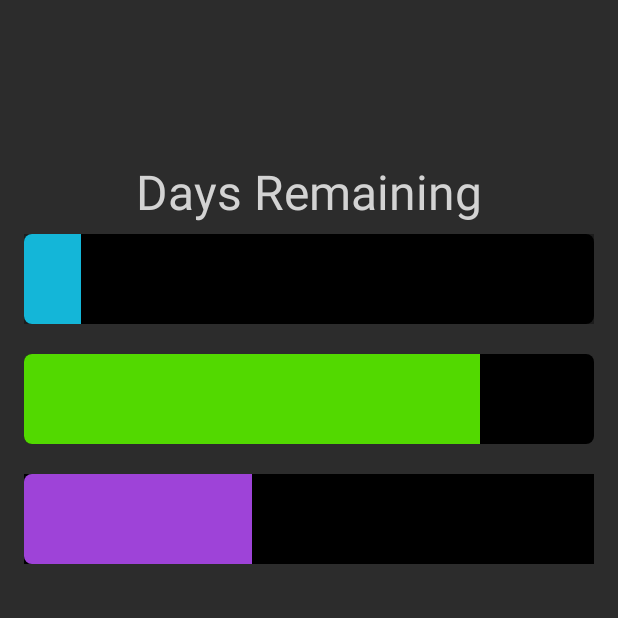
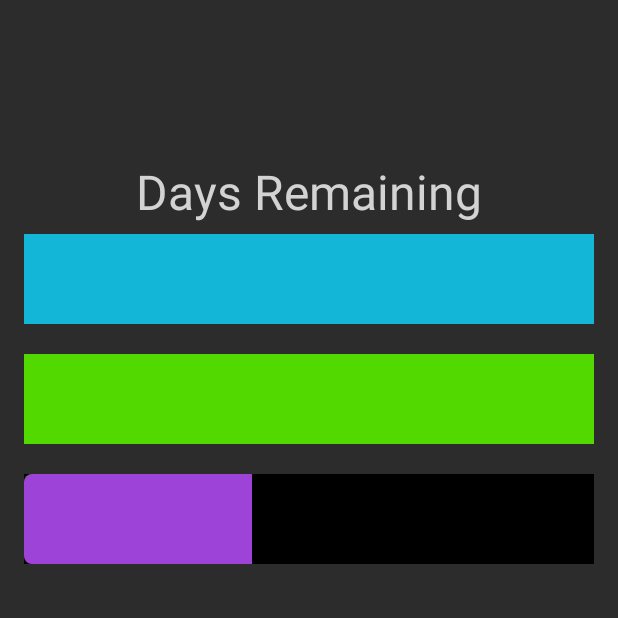
Before and after one commit to Ittociwam/IronmanApp, an Android app: the screen it shows after launch (MainActivity), on a phone screen of 412 x 824 dp, the top half of it. Run offline under Robolectric (Android 15) with nearby library versions, the light colour scheme and no system bars; network calls fail; 2 statements that could not run were skipped.

Commit message:
messing with xml code and updating
Signed-off-by: John Smidt <johnmsmidt@gmail.com>

```diff
--- a/app/src/main/java/cs246/ironmanapp/EntriesGetter.java
+++ b/app/src/main/java/cs246/ironmanapp/EntriesGetter.java
@@ -1,9 +1,16 @@
 package cs246.ironmanapp;
+
+import android.util.Log;
 
 /**
  * Created by John on 6/10/15.
  */
 public class EntriesGetter extends ServiceCaller {
+
+    private static final String ENTRIES_GETTER_METHOD = "In EntriesGetter class";
+
+
+
 
     public EntriesGetter(String url, String parameters) { super(url, parameters);}
 
@@ -18,6 +25,8 @@ public class EntriesGetter extends ServiceCaller {
     double runP;
 
     public void run() {
+
+        Log.i(ENTRIES_GETTER_METHOD, "Starting run method");
         double generalPercent =
                 (((swim * 46.66) / 336) * 100) +
                         (((bike) / 336) * 100) +
--- a/app/src/main/java/cs246/ironmanapp/MainActivity.java
+++ b/app/src/main/java/cs246/ironmanapp/MainActivity.java
@@ -17,12 +17,15 @@ import java.net.URL;
 
 
 public class MainActivity extends ActionBarActivity {
+    //EntriesGetter e;
     private final String USER_AGENT = "Mozilla/5.0";
     @Override
     protected void onCreate(Bundle savedInstanceState) {
         super.onCreate(savedInstanceState);
         setContentView(R.layout.activity_main);
         urlDriver();
+
+        //e.run();
     }
 
     public void urlDriver() {
--- a/app/src/main/java/cs246/ironmanapp/URLReader.java
+++ b/app/src/main/java/cs246/ironmanapp/URLReader.java
@@ -54,7 +54,7 @@ public class URLReader{
         URL obj = new URL(url);
         HttpsURLConnection con = (HttpsURLConnection) obj.openConnection();
 
-        //add reuqest header
+        //add request header
         con.setRequestMethod("POST");
         con.setRequestProperty("User-Agent", USER_AGENT);
         con.setRequestProperty("Accept-Language", "en-US,en;q=0.5");
--- a/app/src/main/res/layout/activity_main.xml
+++ b/app/src/main/res/layout/activity_main.xml
@@ -33,10 +33,14 @@
         android:layout_centerHorizontal="true"
         android:progressTint="#14b6d8"
         android:progress="10"
-        android:backgroundTint="#1c1c1c"
         android:progressBackgroundTint="#000000"
         android:background="#000000"
-        android:layout_marginTop="140dp" />
+        android:layout_marginTop="140dp"
+
+        android:indeterminate="false"
+        android:indeterminateOnly="false"
+        android:progressDrawable="@drawable/progress"
+        />
 
     <ProgressBar
         style="@android:style/Widget.ProgressBar.Horizontal"
@@ -47,9 +51,12 @@
         android:layout_below="@+id/progressBar"
         android:layout_centerHorizontal="true"
         android:progressBackgroundTint="#000000"
+
         android:progress="80"
         android:progressTint="#52d900"
-        android:indeterminate="false" />
+        android:indeterminate="false"
+
+        android:progressDrawable="@drawable/progress" />
 
     <ProgressBar
         style="@android:style/Widget.ProgressBar.Horizontal"
@@ -63,7 +70,8 @@
         android:nestedScrollingEnabled="false"
         android:background="#000000"
         android:progress="40"
-        android:progressTint="#9e43d8" />
+        android:progressTint="#9e43d8"
+         />
 
 </RelativeLayout>
 </ScrollView>
```
Also changed, not shown: 3 other files.
